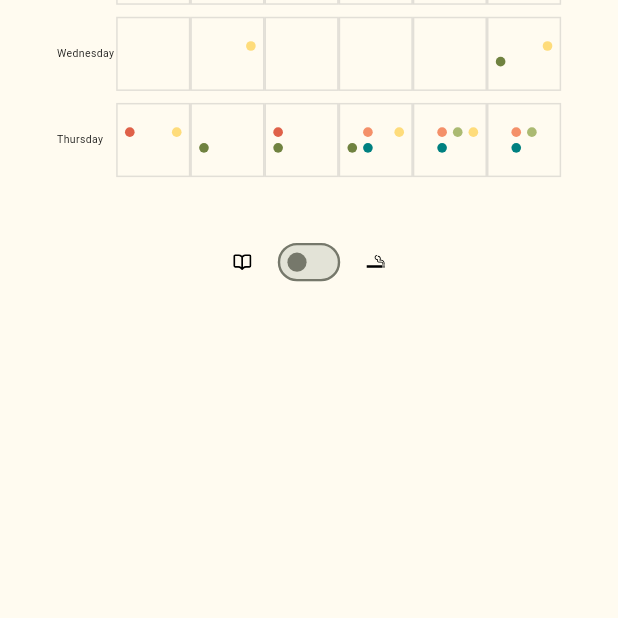
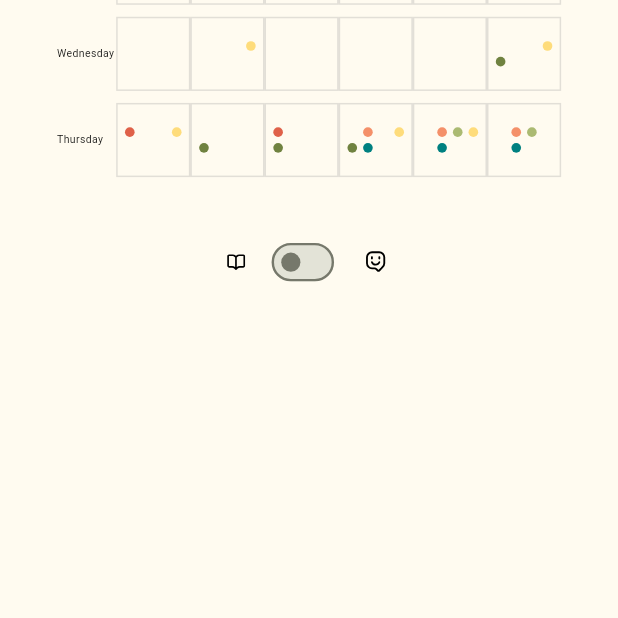
Before and after one commit to mohammad-elahii/course_match, a Flutter app: the screen it shows after launch, on a phone screen of 412 x 824 dp, the part 618-1236 px from its top. Run offline on Flutter 3.47's test engine with Material 3 defaults, Android fonts, the light colour scheme and no system bars; our stand-ins replace flutter_svg.

Commit message:
change of icons

```diff
--- a/lib/schedule_page.dart
+++ b/lib/schedule_page.dart
@@ -20,6 +20,12 @@ class _SchedulePageState extends State<SchedulePage> {
 
   // Original semester start date
   DateTime semesterStartDate = DateTime(2025, 2, 8);
+
+  // Override isOddWeek for a specific week number (use this if automatic calculation isn't accurate)
+  bool overrideWeekType() {
+    // We're currently in week 7 which is odd
+    return true; // true for odd, false for even
+  }
 
   DateTime getCurrentDate() {
     return DateTime.now();
@@ -334,9 +340,9 @@ class _SchedulePageState extends State<SchedulePage> {
                             ),
                             SizedBox(width: screenWidth * 0.02),
                             SvgPicture.asset(
-                              'assets/logos/smoking.svg',
-                              width: screenWidth * 0.03,
-                              height: screenWidth * 0.03,
+                              'assets/logos/fun.svg',
+                              width: screenWidth * 0.05,
+                              height: screenWidth * 0.05,
                             ),
                           ],
                         ),
```
Also changed, not shown: assets/logos/fun.svg (added), pubspec.lock.
